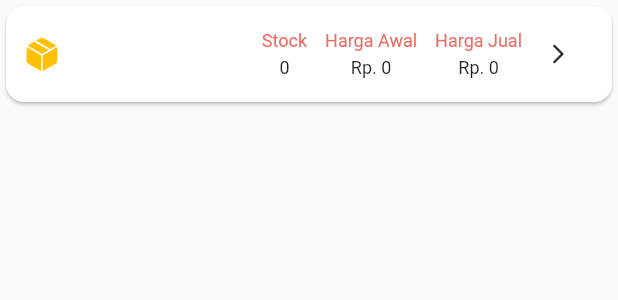
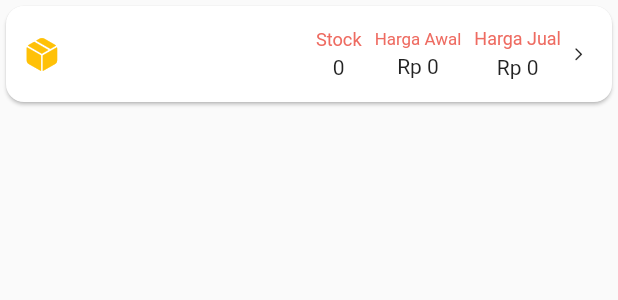
Before and after one commit to lamkhil/widuri, a Flutter app: the CardBarang widget shown alone on an empty page, opened directly with empty values, on a phone screen of 412 x 824 dp. Shown: the top 300 px of the screen. Run offline on Flutter 3.47's test engine with Material 2 defaults, Android fonts, the phone set to English and light mode, and no system bars; our stand-ins replace cloud_firestore, firebase_auth, firebase_core, fl_chart, flutter_spinkit, flutter_svg and 3 more; missing offline and left inert: translator; accounts and stored records are empty.

Commit message:
Update card_barang.dart

```diff
--- a/lib/views/Widget/card_barang.dart
+++ b/lib/views/Widget/card_barang.dart
@@ -1,5 +1,6 @@
 import 'package:flutter/material.dart';
 import 'package:flutter/cupertino.dart';
+import 'package:flutter/services.dart';
 import 'package:widuri/colors.dart';
 import 'package:widuri/views/Widget/popup_barang.dart';
 
@@ -45,7 +46,7 @@ class CardBarang extends StatelessWidget {
                           width: 12.0,
                         ),
                         Container(
-                          constraints: BoxConstraints(maxWidth: w * 0.25),
+                          width: w * 0.275,
                           child: Column(
                             mainAxisAlignment: MainAxisAlignment.center,
                             crossAxisAlignment: CrossAxisAlignment.start,
@@ -69,43 +70,51 @@ class CardBarang extends StatelessWidget {
                         ),
                       ],
                     ),
-                    Row(
+                    Container(
+                      width: w * 0.45,
+                      child: Row(
                         mainAxisAlignment: MainAxisAlignment.spaceBetween,
                         children: [
-                        Column(
+                          Visibility(
+                            visible: !transaksi,
+                            child: Container(
+                              width: w * 0.074,
+                              child: Column(
                                   mainAxisAlignment: MainAxisAlignment.center,
                                   children: <Widget>[
-                              Text(
+                                    FittedBox(
+                                      child: Text(
                                         'Stock',
-                                style: TextStyle(
-                                    fontSize: 12.0, color: primaryColor),
+                                        style: TextStyle(color: primaryColor),
+                                      ),
                                     ),
                                     SizedBox(
                                       height: 4.0,
                                     ),
-                              Container(
-                                constraints: BoxConstraints(minWidth: 16.0),
+                                    FittedBox(
                                       child: Text(
                                         '$jumlah',
                                         textAlign: TextAlign.center,
-                                  style: TextStyle(
-                                    fontSize: 12.0,
-                                  ),
                                       ),
                                     ),
                                   ]),
-                        SizedBox(
-                          width: 12.0,
                             ),
-                        Column(
+                          ),
+                          Visibility(
+                            visible: !transaksi,
+                            child: SizedBox(
+                              width: w * 0.014,
+                            ),
+                          ),
+                          Container(
+                            width: w * 0.14,
+                            child: Column(
                               mainAxisAlignment: MainAxisAlignment.center,
                               children: <Widget>[
                                 FittedBox(
-                              fit: BoxFit.contain,
                                   child: Text(
                                     'Harga Awal',
                                     style: TextStyle(
-                                  fontSize: 12.0,
                                       color: primaryColor,
                                     ),
                                   ),
@@ -113,24 +122,26 @@ class CardBarang extends StatelessWidget {
                                 SizedBox(
                                   height: 4.0,
                                 ),
-                            Text('Rp. $harga',
-                                style: TextStyle(
-                                  fontSize: 12.0,
-                                )),
+                                FittedBox(
+                                  child: Text('Rp $harga', style: TextStyle()),
+                                ),
                               ],
                             ),
+                          ),
                           SizedBox(
-                          width: 12.0,
+                            width: w * 0.014,
                           ),
-                        Column(
+                          Visibility(
+                            visible: !transaksi,
+                            child: Container(
+                              width: w * 0.14,
+                              child: Column(
                                 mainAxisAlignment: MainAxisAlignment.center,
                                 children: <Widget>[
                                   FittedBox(
-                              fit: BoxFit.contain,
                                     child: Text(
                                       'Harga Jual',
                                       style: TextStyle(
-                                  fontSize: 12.0,
                                         color: primaryColor,
                                       ),
                                     ),
@@ -138,13 +149,39 @@ class CardBarang extends StatelessWidget {
                                   SizedBox(
                                     height: 4.0,
                                   ),
-                            Text('Rp. $rekomendasi',
-                                style: TextStyle(
-                                  fontSize: 12.0,
-                                )),
+                                  FittedBox(child: Text('Rp $rekomendasi')),
                                 ],
                               ),
+                            ),
+                          ),
+                          Builder(builder: (context) {
+                            if (transaksi) {
+                              return Row(
+                                mainAxisAlignment:
+                                    MainAxisAlignment.spaceBetween,
+                                children: <Widget>[
                                   IconButton(
+                                      padding: EdgeInsets.zero,
+                                      onPressed: () {},
+                                      icon: Icon(
+                                        Icons.remove_circle_rounded,
+                                        color: primaryColor,
+                                      )),
+                                  FittedBox(child: Text('10')),
+                                  IconButton(
+                                      padding: EdgeInsets.zero,
+                                      onPressed: () {},
+                                      icon: Icon(
+                                        Icons.add_circle_rounded,
+                                        color: primaryColor,
+                                      ))
+                                ],
+                              );
+                            } else {
+                              return Container(
+                                width: w * 0.05,
+                                child: FittedBox(
+                                  child: IconButton(
                                     onPressed: () {
                                       PopUpBarang(
                                               edit: true,
@@ -158,9 +195,13 @@ class CardBarang extends StatelessWidget {
                                           .popUpTambahBarang();
                                     },
                                     icon: Icon(Icons.arrow_forward_ios_rounded),
-                          iconSize: 16.0,
-                        )
+                                  ),
+                                ),
+                              );
+                            }
+                          })
                         ],
+                      ),
                     )
                   ],
                 ),
```
Lines whose indentation alone changed are shown as unchanged.
